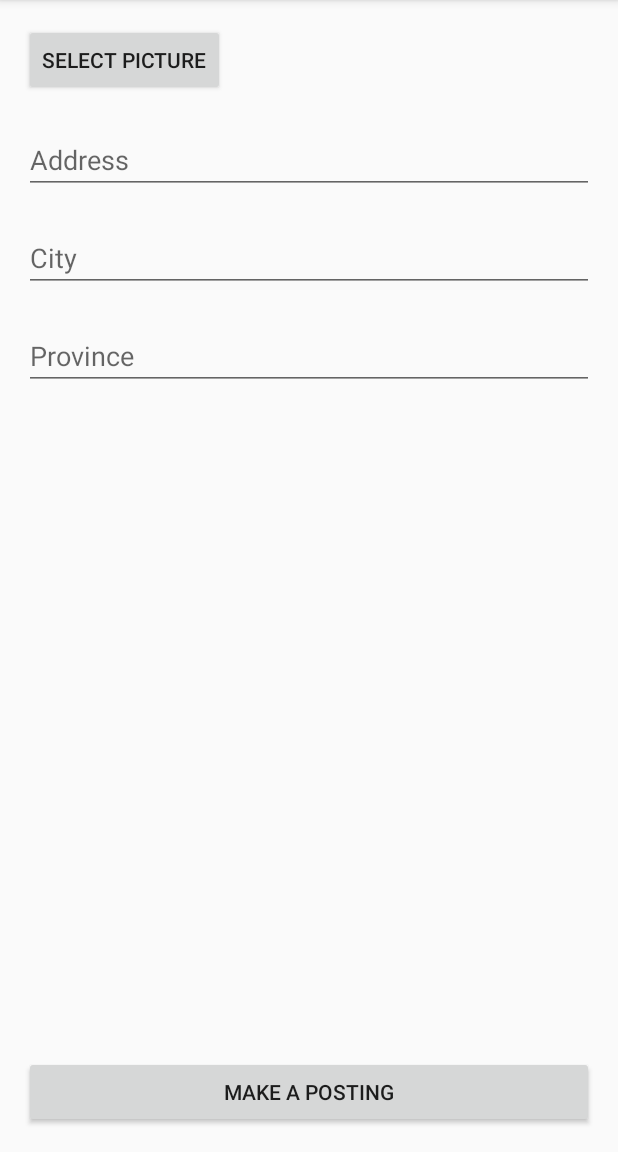
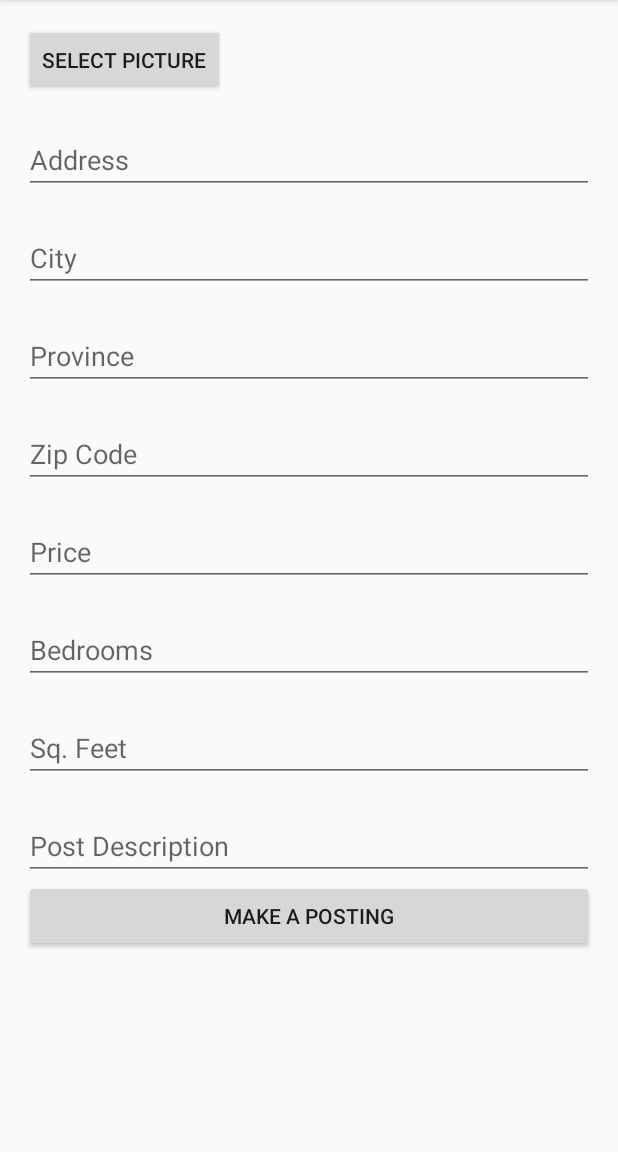
Before and after one commit to HackaGuys/HackathonApp, an Android app: the screen it shows after launch (PostingActivity), after a tap on "MAKE A POSTING", on a phone screen of 412 x 824 dp, the part 84-1236 px from its top. Run offline under Robolectric (Android 15) with nearby library versions, the phone set to English and light mode, and no system bars; our stand-ins replace Volley; network calls fail; pictures from the network do not load.

Commit message:
implement ExpandableListView for server and foursquare data

```diff
--- a/LiveInLife/app/src/main/AndroidManifest.xml
+++ b/LiveInLife/app/src/main/AndroidManifest.xml
@@ -2,7 +2,7 @@
 <manifest xmlns:android="http://schemas.android.com/apk/res/android"
     package="com.company.samsalvail.liveinlife">
 
-    <uses-permission android:name="android.permission.INTERNET"/>
+    <uses-permission android:name="android.permission.INTERNET" />
 
     <application
         android:allowBackup="true"
@@ -20,7 +20,8 @@
                 <category android:name="android.intent.category.LAUNCHER" />
             </intent-filter>
         </activity>
-        <activity android:name=".PostingActivity"></activity>
+        <activity android:name=".PostingActivity" />
+        <activity android:name=".VenueListViewActivity"></activity>
     </application>
 
 </manifest>
--- a/LiveInLife/app/src/main/java/com/company/samsalvail/liveinlife/MainActivity.java
+++ b/LiveInLife/app/src/main/java/com/company/samsalvail/liveinlife/MainActivity.java
@@ -6,13 +6,16 @@ import android.support.v7.app.AppCompatActivity;
 import android.view.Menu;
 import android.view.MenuItem;
 import android.view.View;
+import android.widget.Button;
 
 public class MainActivity extends AppCompatActivity {
-
+    private Button getVenue;
     @Override
     protected void onCreate(Bundle savedInstanceState) {
         super.onCreate(savedInstanceState);
         setContentView(R.layout.activity_main);
+
+        getVenue = (Button) findViewById(R.id.button_get_venue);
     }
 
     @Override
@@ -40,4 +43,28 @@ public class MainActivity extends AppCompatActivity {
     public void launchPosting(View view) {
         startActivity(new Intent(this, PostingActivity.class));
     }
+
+    public void getVenues(View view) {
+        /*
+        String url = Constants.VENUES_SEARCH + "?" + "client_id=" + Constants.CLIENT_ID +
+                "&client_secret=" + Constants.CLIENT_SECRET + "&v=" + Constants.VERSION +
+                "&ll=" + "40.7,-74";
+        JsonObjectRequest getRequest = new JsonObjectRequest(Request.Method.GET, url,
+                new Response.Listener<JSONObject>() {
+                    @Override
+                    public void onResponse(JSONObject response) {
+                        Log.d("RESPONSE", response.toString());
+                    }
+                },
+                new Response.ErrorListener() {
+                    @Override
+                    public void onErrorResponse(VolleyError error) {
+
+                    }
+                }
+        );
+        Volley.newRequestQueue(this).add(getRequest);
+        */
+        startActivity(new Intent(this, VenueListViewActivity.class));
+    }
 }
--- a/LiveInLife/app/src/main/java/com/company/samsalvail/liveinlife/PostingActivity.java
+++ b/LiveInLife/app/src/main/java/com/company/samsalvail/liveinlife/PostingActivity.java
@@ -22,7 +22,7 @@ import java.util.Map;
 
 public class PostingActivity extends AppCompatActivity {
     private ProgressDialog progress;
-    private EditText city, address, province;
+    private EditText city, address, province, zip, price, bedrooms, sqfeet, description;
     private final int RESULT_LOAD_IMAGE = 1;
 
     @Override
@@ -36,6 +36,11 @@ public class PostingActivity extends AppCompatActivity {
         address = (EditText) findViewById(R.id.edit_address);
         city = (EditText) findViewById(R.id.edit_city);
         province = (EditText) findViewById(R.id.edit_province);
+        zip = (EditText) findViewById(R.id.edit_zip_code);
+        price = (EditText) findViewById(R.id.edit_price);
+        bedrooms = (EditText) findViewById(R.id.edit_bedrooms);
+        sqfeet = (EditText) findViewById(R.id.edit_sqfeet);
+        description = (EditText) findViewById(R.id.edit_description);
     }
 
     @Override
@@ -44,26 +49,14 @@ public class PostingActivity extends AppCompatActivity {
 
         if (requestCode == RESULT_LOAD_IMAGE && resultCode == RESULT_OK && null != data) {
             Uri selectedImage = data.getData();
-
-            /*
-            String[] filePathColumn = { MediaStore.Images.Media.DATA };
-
-            Cursor cursor = getContentResolver().query(selectedImage, filePathColumn, null, null, null);
-            cursor.moveToFirst();
-
-            int columnIndex = cursor.getColumnIndex(filePathColumn[0]);
-            String picturePath = cursor.getString(columnIndex);
-            cursor.close();
-            */
             ImageView imageView = (ImageView) findViewById(R.id.img);
             imageView.setImageURI(selectedImage);
-            // imageView.setImageBitmap(BitmapFactory.decodeFile(picturePath));
         }
     }
 
     public void sendPosting(View view) {
         progress.show();
-        String url = Constants.URL + "";
+        String url = Constants.URL + "api/posts";
         StringRequest postRequest = new StringRequest(Request.Method.POST, url,
                 new Response.Listener<String>() {
                     @Override
@@ -95,6 +88,11 @@ public class PostingActivity extends AppCompatActivity {
                 params.put("address", address.getText().toString());
                 params.put("city", city.getText().toString());
                 params.put("province", province.getText().toString());
+                params.put("zip", zip.getText().toString());
+                params.put("price", price.getText().toString());
+                params.put("bedrooms", bedrooms.getText().toString());
+                params.put("sqfeet", sqfeet.getText().toString());
+                params.put("description", description.getText().toString());
                 params.put("Content-Type","application/json");
                 return params;
             }
--- a/LiveInLife/app/src/main/res/layout/activity_posting.xml
+++ b/LiveInLife/app/src/main/res/layout/activity_posting.xml
@@ -1,4 +1,11 @@
 <?xml version="1.0" encoding="utf-8"?>
+
+<ScrollView
+    xmlns:android="http://schemas.android.com/apk/res/android"
+    android:layout_width="fill_parent"
+    android:layout_height="fill_parent"
+    >
+
 <RelativeLayout xmlns:android="http://schemas.android.com/apk/res/android"
     xmlns:tools="http://schemas.android.com/tools"
     android:layout_width="match_parent"
@@ -64,12 +71,63 @@
         android:layout_marginTop="20dp"
         android:layout_alignParentLeft="true" />
 
+    <EditText
+        android:layout_width="match_parent"
+        android:layout_height="wrap_content"
+        android:hint="Zip Code"
+        android:ems="10"
+        android:id="@+id/edit_zip_code"
+        android:layout_below="@id/edit_province"
+        android:layout_marginTop="20dp"
+        android:layout_alignParentLeft="true" />
+
+    <EditText
+        android:layout_width="match_parent"
+        android:layout_height="wrap_content"
+        android:hint="Price"
+        android:ems="10"
+        android:id="@+id/edit_price"
+        android:layout_below="@id/edit_zip_code"
+        android:layout_marginTop="20dp"
+        android:layout_alignParentLeft="true" />
+
+    <EditText
+        android:layout_width="match_parent"
+        android:layout_height="wrap_content"
+        android:hint="Bedrooms"
+        android:ems="10"
+        android:id="@+id/edit_bedrooms"
+        android:layout_below="@id/edit_price"
+        android:layout_marginTop="20dp"
+        android:layout_alignParentLeft="true" />
+
+    <EditText
+        android:layout_width="match_parent"
+        android:layout_height="wrap_content"
+        android:hint="Sq. Feet"
+        android:ems="10"
+        android:id="@+id/edit_sqfeet"
+        android:layout_below="@id/edit_bedrooms"
+        android:layout_marginTop="20dp"
+        android:layout_alignParentLeft="true" />
+
+    <EditText
+        android:layout_width="match_parent"
+        android:layout_height="wrap_content"
+        android:hint="Post Description"
+        android:ems="10"
+        android:id="@+id/edit_description"
+        android:layout_below="@id/edit_sqfeet"
+        android:layout_marginTop="20dp"
+        android:layout_alignParentLeft="true" />
+
     <Button
         android:layout_width="match_parent"
         android:layout_height="wrap_content"
         android:text="Make a Posting"
         android:id="@+id/button_posting"
-        android:layout_alignParentBottom="true"
+        android:layout_below="@id/edit_description"
         android:onClick="sendPosting"/>
 
 </RelativeLayout>
+</ScrollView>
```
Also changed, not shown: LiveInLife/app/src/main/java/com/company/samsalvail/liveinlife/Constants.java (+5 -4 lines), LiveInLife/app/src/main/java/com/company/samsalvail/liveinlife/ExpandableListAdapter.java (added, +126 -0 lines), LiveInLife/app/src/main/java/com/company/samsalvail/liveinlife/VenueListViewActivity.java (added, +197 -0 lines), LiveInLife/app/src/main/res/layout/activity_main.xml (+7 -0 lines), LiveInLife/app/src/main/res/layout/activity_venue_list_view.xml (added, +27 -0 lines), LiveInLife/app/src/main/res/layout/listing_child.xml (added, +96 -0 lines), LiveInLife/app/src/main/res/layout/listing_group.xml (added, +34 -0 lines).
